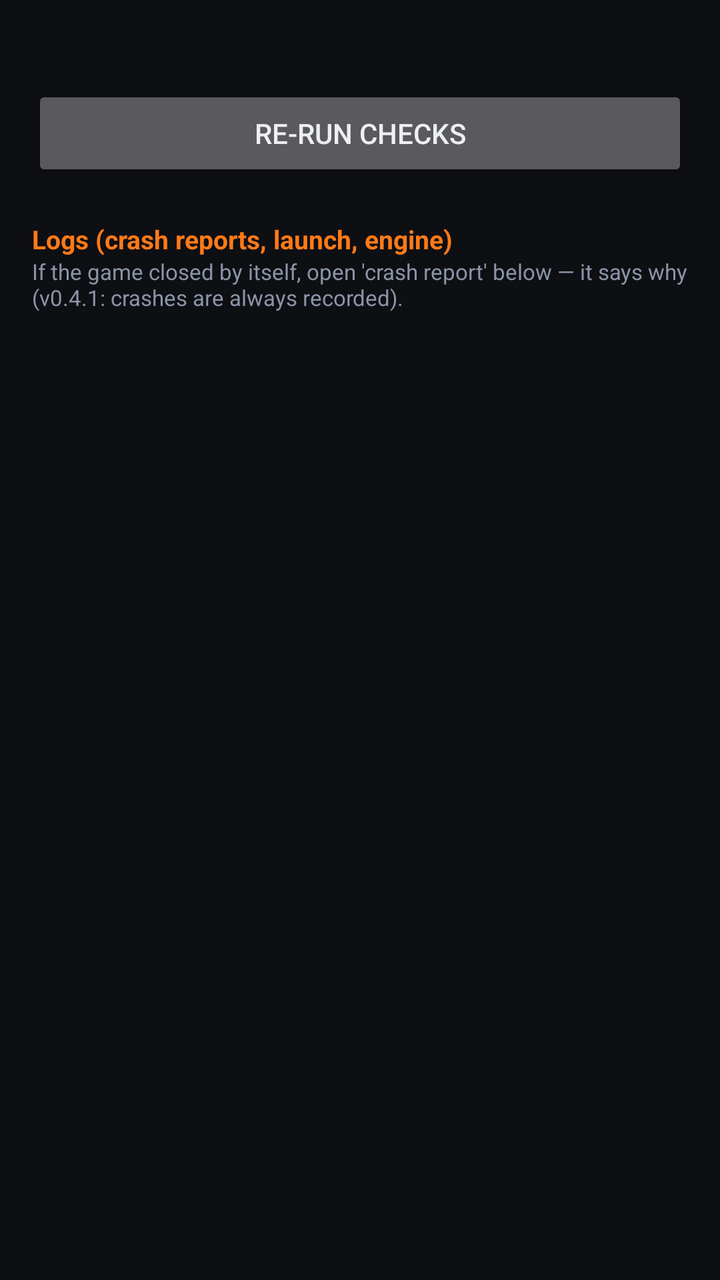
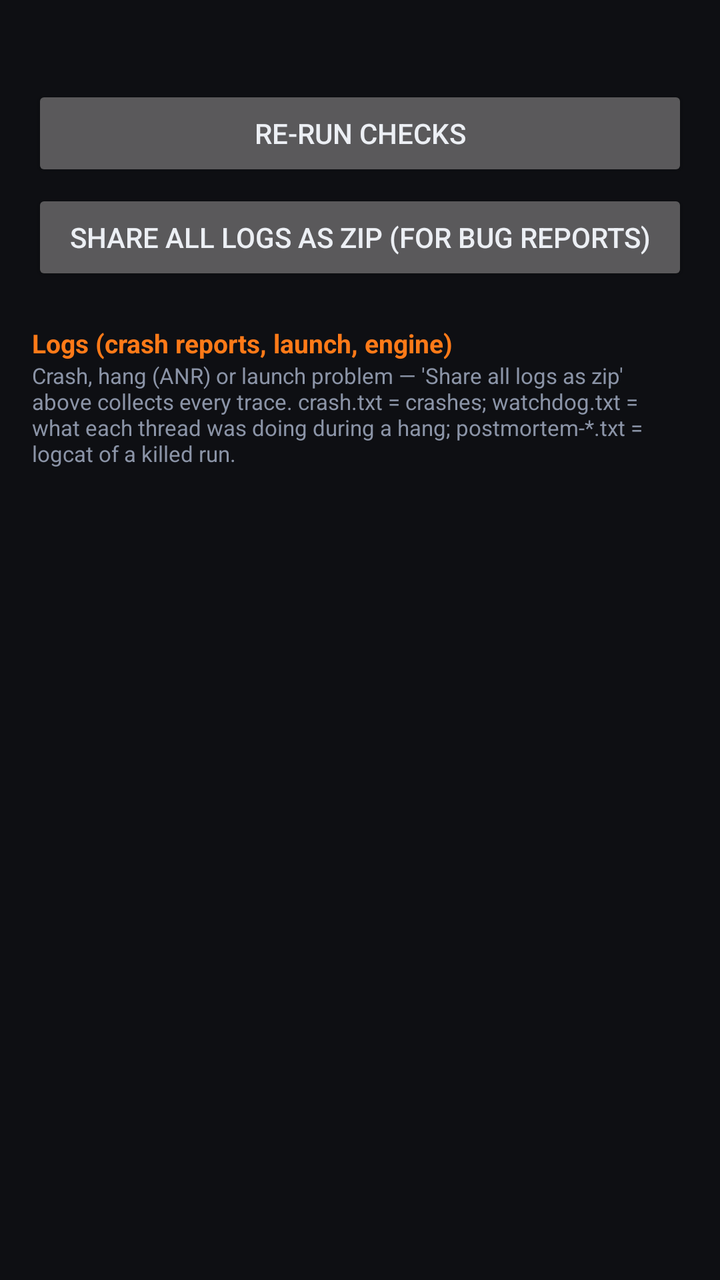

An Android layout rendered at two revisions. The XML below is the earlier revision; the diff shows what the commit changed to produce the second picture.
<!-- AndroidManifest.xml: application theme AppTheme -->
<!-- res/layout/activity_diagnostics.xml -->
<?xml version="1.0" encoding="utf-8"?>
<ScrollView xmlns:android="http://schemas.android.com/apk/res/android"
    android:layout_width="match_parent"
    android:layout_height="match_parent">

    <LinearLayout
        android:layout_width="match_parent"
        android:layout_height="wrap_content"
        android:orientation="vertical"
        android:padding="16dp">

        <TextView
            android:id="@+id/report"
            android:layout_width="match_parent"
            android:layout_height="wrap_content"
            android:typeface="monospace"
            android:textSize="11sp"
            android:textColor="@color/text_primary"
            android:lineSpacingExtra="2dp" />

        <Button
            android:id="@+id/btn_refresh"
            android:layout_width="match_parent"
            android:layout_height="wrap_content"
            android:layout_marginTop="12dp"
            android:text="Re-run checks" />

        <TextView
            android:layout_width="match_parent"
            android:layout_height="wrap_content"
            android:layout_marginTop="20dp"
            android:text="Logs (crash reports, launch, engine)"
            android:textSize="13sp"
            android:textStyle="bold"
            android:textColor="@color/accent" />

        <TextView
            android:id="@+id/log_hint"
            android:layout_width="match_parent"
            android:layout_height="wrap_content"
            android:textSize="11sp"
            android:textColor="@color/text_dim"
            android:text="If the game closed by itself, open 'crash report' below — it says why (v0.4.1: crashes are always recorded)." />

        <LinearLayout
            android:id="@+id/log_list"
            android:layout_width="match_parent"
            android:layout_height="wrap_content"
            android:layout_marginTop="8dp"
            android:orientation="vertical" />
    </LinearLayout>
</ScrollView>
<!-- resources referenced by this layout -->
<resources>
  <color name="accent">#FFFF7A18</color>
  <color name="text_dim">#FF8B94A7</color>
  <color name="text_primary">#FFECEFF4</color>
  <style name="AppTheme" parent="android:Theme.Material.NoActionBar">
          <item name="android:windowBackground">@color/bg</item>
          <item name="android:colorAccent">@color/accent</item>
          <item name="android:statusBarColor">@color/bg</item>
          <item name="android:navigationBarColor">@color/bg</item>
          <item name="android:textColorPrimary">@color/text_primary</item>
      </style>
  <color name="bg">#FF0E0F13</color>
</resources>

<!-- the commit's change to res/layout/activity_diagnostics.xml (unified diff, before → after) -->
@@ -25,6 +25,13 @@
             android:layout_marginTop="12dp"
             android:text="Re-run checks" />
 
+        <Button
+            android:id="@+id/btn_zip_logs"
+            android:layout_width="match_parent"
+            android:layout_height="wrap_content"
+            android:layout_marginTop="4dp"
+            android:text="Share all logs as zip (for bug reports)" />
+
         <TextView
             android:layout_width="match_parent"
             android:layout_height="wrap_content"
@@ -40,7 +47,7 @@
             android:layout_height="wrap_content"
             android:textSize="11sp"
             android:textColor="@color/text_dim"
-            android:text="If the game closed by itself, open 'crash report' below — it says why (v0.4.1: crashes are always recorded)." />
+            android:text="Crash, hang (ANR) or launch problem — 'Share all logs as zip' above collects every trace. crash.txt = crashes; watchdog.txt = what each thread was doing during a hang; postmortem-*.txt = logcat of a killed run." />
 
         <LinearLayout
             android:id="@+id/log_list"
